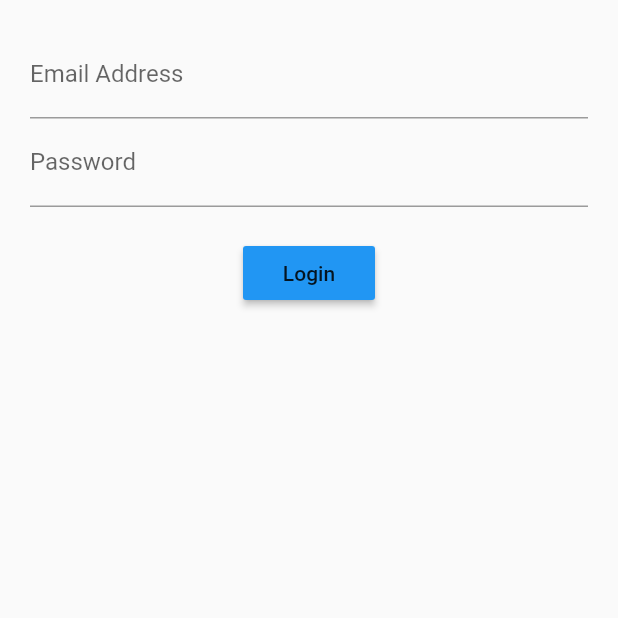
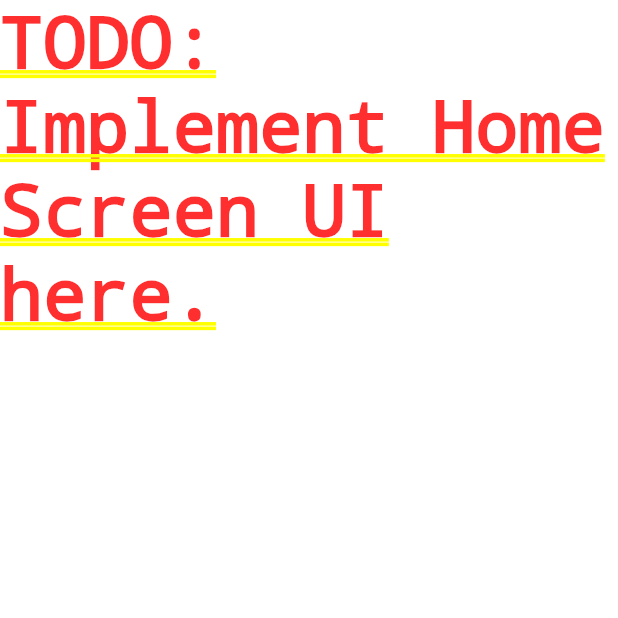
Before and after one commit to Kalesh-Singh/FlutterTest, a Flutter app: the screen it shows after launch, after a tap on "Login", on a phone screen of 412 x 824 dp, the top half of it. Run offline on Flutter 3.47's test engine with Material 2 defaults, Android fonts, the phone set to English and light mode, and no system bars.

Commit message:
Connect Login Screen to Home Screen

```diff
--- a/lib/src/app.dart
+++ b/lib/src/app.dart
@@ -1,5 +1,6 @@
 import 'package:flutter/material.dart';
 import 'screens/login_screen.dart';
+import 'screens/home.dart';
 import 'blocs/provider.dart';
 
 class App extends StatelessWidget {
@@ -8,16 +9,25 @@ class App extends StatelessWidget {
     return Provider(
       child: MaterialApp(
         title: 'Login In',
-          onGenerateRoute: (RouteSettings settings) {
+        onGenerateRoute: routes,
+        home: LoginScreen(),
+      ),
+    );
+  }
+
+  Route routes(RouteSettings settings) {
+    if (settings.name == '/') {
       return MaterialPageRoute(
         builder: (BuildContext context) {
           return LoginScreen();
         },
       );
+    } else {
+      return MaterialPageRoute(
+        builder: (BuildContext context) {
+          return HomeScreen();
         },
-          home: LoginScreen(),
-        ),
       );
     }
-
   }
+}
--- /dev/null
+++ b/lib/src/screens/home.dart
@@ -0,0 +1,10 @@
+import 'package:flutter/material.dart';
+
+class HomeScreen extends StatelessWidget {
+  @override
+  Widget build(BuildContext context) {
+    // TODO: Place your home screen here.
+    return Text('TODO: Implement Home Screen UI here.');
+  }
+
+}
--- a/lib/src/screens/login_screen.dart
+++ b/lib/src/screens/login_screen.dart
@@ -15,7 +15,7 @@ class LoginScreen extends StatelessWidget {
             emailField(bloc),
             passwordField(bloc),
             Container(margin: EdgeInsets.only(top: 20.0)),
-            submitButton(),
+            submitButton(context),
           ],
         ),
       ),
@@ -52,9 +52,11 @@ class LoginScreen extends StatelessWidget {
         });
   }
 
-  Widget submitButton() {
+  Widget submitButton(context) {
     return RaisedButton(
-      onPressed: () {},
+      onPressed: () {
+        Navigator.pushNamed(context, '/home');
+      },
       child: Text('Login'),
       color: Colors.blue,
     );
```
Lines whose indentation alone changed are shown as unchanged.
